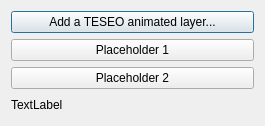
IHCantabria/THREDDSExplorer, file libvisor/animation/Animation_add_others.ui: the form before one commit.
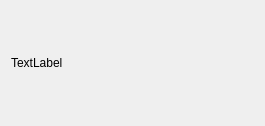
The form after the commit.

Commit message: Removed placeholder buttons and checks in AnimationOtherLayerManager, and added a dynamic button addition when finding new supported modules.

```diff
--- a/libvisor/animation/Animation_add_others.ui
+++ b/libvisor/animation/Animation_add_others.ui
@@ -26,27 +26,6 @@
    <string>Add a new animation</string>
   </property>
   <layout class="QVBoxLayout" name="verticalLayout">
-   <item>
-    <widget class="QPushButton" name="addTeseoLayerButton">
-     <property name="text">
-      <string>Add a TESEO animated layer...</string>
-     </property>
-    </widget>
-   </item>
-   <item>
-    <widget class="QPushButton" name="placeholderButton1">
-     <property name="text">
-      <string>Placeholder 1</string>
-     </property>
-    </widget>
-   </item>
-   <item>
-    <widget class="QPushButton" name="placeholderButton2">
-     <property name="text">
-      <string>Placeholder 2</string>
-     </property>
-    </widget>
-   </item>
    <item>
     <widget class="QLabel" name="progressInfoLabel">
      <property name="text">
```
The commit also changes 3 other files.
